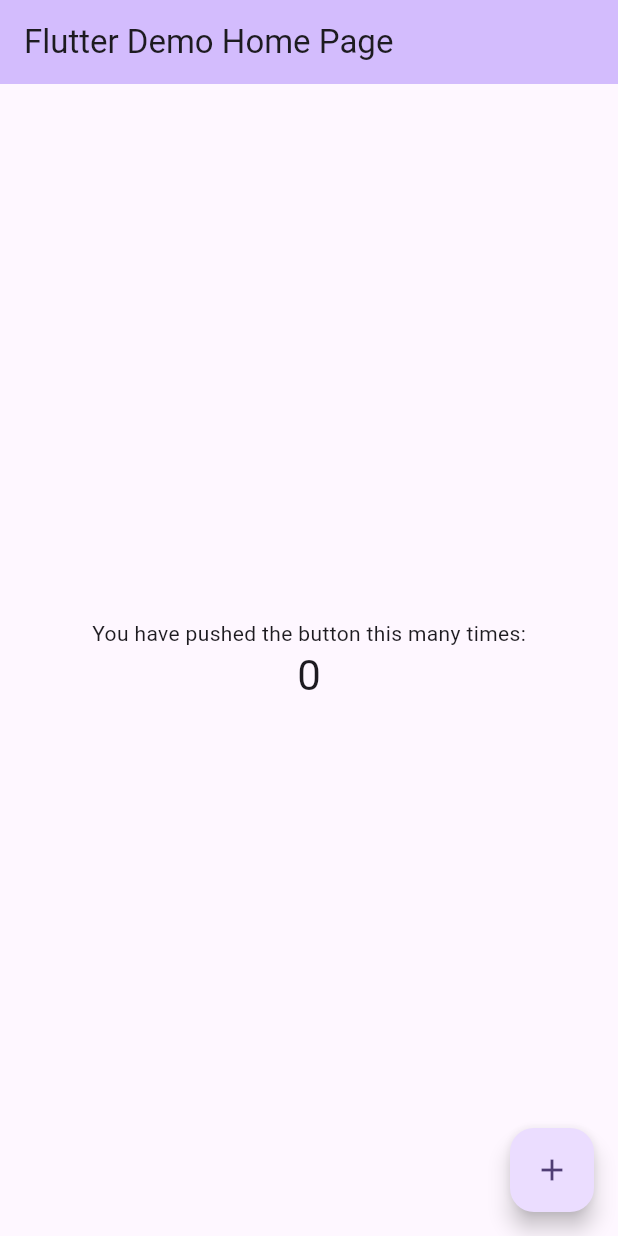
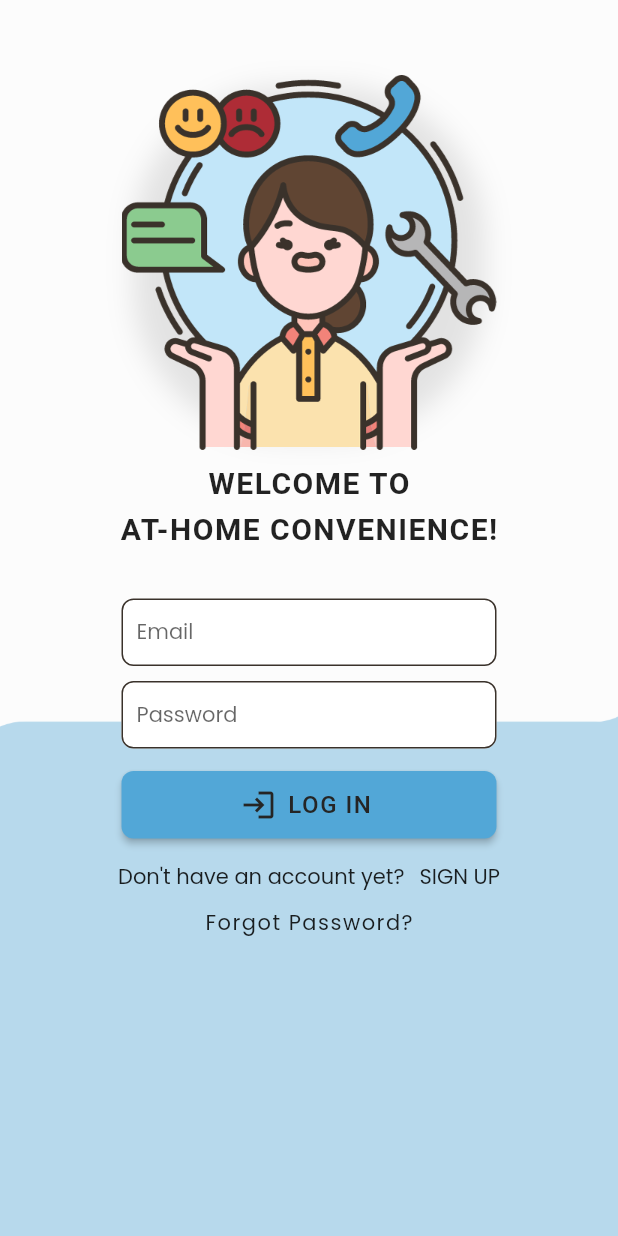
Before and after one commit to JonathanMoralde/home_app, a Flutter app: the screen it shows after launch, on a phone screen of 412 x 824 dp. Run offline on Flutter 3.47's test engine with Material 2 defaults, Android fonts, the phone set to English and light mode, and no system bars; our stand-ins replace google_fonts.

Commit message:
setup + loginscreen

```diff
--- /dev/null
+++ b/lib/authentication/loginscreen.dart
@@ -0,0 +1,149 @@
+import 'package:flutter/material.dart';
+import 'package:home_app/pages/home/home.dart';
+import 'package:home_app/widgets/styledButton.dart';
+import 'package:home_app/widgets/styledTextField.dart';
+
+class LoginScreen extends StatelessWidget {
+  LoginScreen({super.key});
+
+  final emailController = TextEditingController();
+  final passwordController = TextEditingController();
+
+  @override
+  Widget build(BuildContext context) {
+    return Scaffold(
+      body: Stack(
+        children: [
+          Opacity(
+            opacity: 0.4, // Adjust the opacity as needed
+            child: Image.asset(
+              'lib/images/bg2.png', // Replace with your image path
+              fit: BoxFit.cover,
+              width: double.infinity,
+              height: double.infinity,
+            ),
+          ),
+          SafeArea(
+            child: SizedBox(
+              width: double.infinity,
+              child: SingleChildScrollView(
+                child: Column(
+                  mainAxisAlignment: MainAxisAlignment.center,
+                  children: [
+                    const SizedBox(
+                      height: 50,
+                    ),
+                    Container(
+                      decoration: BoxDecoration(
+                        borderRadius: BorderRadius.circular(100),
+                        boxShadow: [
+                          BoxShadow(
+                            color:
+                                Colors.black.withOpacity(0.1), // Shadow color
+                            blurRadius: 15, // Spread of the shadow
+                            spreadRadius: -8,
+                            offset: Offset(0, 0), // Offset in x and y direction
+                          ),
+                        ],
+                      ),
+                      child: Image.asset(
+                        'lib/images/logo.png',
+                        scale: 2,
+                      ),
+                    ),
+                    // TITLE
+                    const SizedBox(
+                      height: 10,
+                    ),
+
+                    Text(
+                      "WELCOME TO",
+                      style: Theme.of(context).textTheme.titleLarge?.merge(
+                            const TextStyle(fontWeight: FontWeight.w600),
+                          ),
+                      // TextStyle(fontSize: 20, fontWeight: FontWeight.w600),
+                    ),
+                    const SizedBox(
+                      height: 8,
+                    ),
+                    Text(
+                      "AT-HOME CONVENIENCE!",
+                      style: Theme.of(context).textTheme.titleLarge?.merge(
+                            const TextStyle(fontWeight: FontWeight.w600),
+                          ),
+                      // TextStyle(fontSize: 20, fontWeight: FontWeight.w600),
+                    )
+                    // Username textfield
+                    ,
+                    const SizedBox(
+                      height: 35,
+                    ),
+                    StyledTextField(
+                      controller: emailController,
+                      hintText: 'Email',
+                      obscureText: false,
+                    ),
+                    // Password textfield
+                    const SizedBox(
+                      height: 10,
+                    ),
+                    StyledTextField(
+                        controller: passwordController,
+                        hintText: "Password",
+                        obscureText: true),
+                    const SizedBox(
+                      height: 15,
+                    ),
+
+                    // Sign in button
+                    StyledButton(
+                      btnText: "LOG IN",
+                      onClick: () {
+                        Navigator.of(context).pushAndRemoveUntil(
+                            MaterialPageRoute(
+                                builder: (BuildContext context) => HomePage()),
+                            (route) => false);
+                      },
+                      btnIcon: const Icon(Icons.login),
+                      btnWidth: 250,
+                    ),
+                    const SizedBox(
+                      height: 15,
+                    ),
+                    Row(
+                      mainAxisAlignment: MainAxisAlignment.center,
+                      children: [
+                        Text("Don't have an account yet?"),
+                        const SizedBox(
+                          width: 10,
+                        ),
+                        Text("SIGN UP")
+                      ],
+                    ),
+                    const SizedBox(
+                      height: 10,
+                    ),
+                    GestureDetector(
+                      onTap: () {},
+                      child: const Text(
+                        "Forgot Password?",
+                        style: TextStyle(letterSpacing: 1),
+                      ),
+                    ),
+                  ],
+                ),
+              ),
+            ),
+          ),
+          // Floating loading indicator
+          // if (isLoading)
+          //   Center(
+          //     child: CircularProgressIndicator(
+          //       color: Color(0xFFE2B563),
+          //     ),
+          //   )
+        ],
+      ),
+    );
+  }
+}
--- a/lib/main.dart
+++ b/lib/main.dart
@@ -1,4 +1,6 @@
 import 'package:flutter/material.dart';
+import 'package:google_fonts/google_fonts.dart';
+import 'package:home_app/authentication/loginscreen.dart';
 
 void main() {
   runApp(const MyApp());
@@ -11,115 +13,31 @@ class MyApp extends StatelessWidget {
   @override
   Widget build(BuildContext context) {
     return MaterialApp(
-      title: 'Flutter Demo',
+      debugShowCheckedModeBanner: false,
+      title: 'Manoy!',
       theme: ThemeData(
-        // This is the theme of your application.
-        //
-        // TRY THIS: Try running your application with "flutter run". You'll see
-        // the application has a blue toolbar. Then, without quitting the app,
-        // try changing the seedColor in the colorScheme below to Colors.green
-        // and then invoke "hot reload" (save your changes or press the "hot
-        // reload" button in a Flutter-supported IDE, or press "r" if you used
-        // the command line to start the app).
-        //
-        // Notice that the counter didn't reset back to zero; the application
-        // state is not lost during the reload. To reset the state, use hot
-        // restart instead.
-        //
-        // This works for code too, not just values: Most code changes can be
-        // tested with just a hot reload.
-        colorScheme: ColorScheme.fromSeed(seedColor: Colors.deepPurple),
-        useMaterial3: true,
+        textTheme: GoogleFonts.poppinsTextTheme().copyWith(
+          bodyLarge: const TextStyle(
+            fontSize: 16,
+            fontWeight: FontWeight.w500,
+          ),
+          titleLarge: const TextStyle(
+              fontSize: 20, letterSpacing: 1, fontWeight: FontWeight.w500),
+        ),
+        appBarTheme: const AppBarTheme(
+          // centerTitle: true,
+          titleTextStyle: TextStyle(
+            fontSize: 20,
+            fontWeight: FontWeight.w500,
+            letterSpacing: 1,
+            color: Color(0xFF252525),
+          ), //w500 is medium
+          color: Colors.white10,
+          iconTheme: IconThemeData(color: Color(0xFF252525)),
+          elevation: 0,
+        ),
       ),
-      home: const MyHomePage(title: 'Flutter Demo Home Page'),
+      home: LoginScreen(),
     );
   }
 }
-
-class MyHomePage extends StatefulWidget {
-  const MyHomePage({super.key, required this.title});
-
-  // This widget is the home page of your application. It is stateful, meaning
-  // that it has a State object (defined below) that contains fields that affect
-  // how it looks.
-
-  // This class is the configuration for the state. It holds the values (in this
-  // case the title) provided by the parent (in this case the App widget) and
-  // used by the build method of the State. Fields in a Widget subclass are
-  // always marked "final".
-
-  final String title;
-
-  @override
-  State<MyHomePage> createState() => _MyHomePageState();
-}
-
-class _MyHomePageState extends State<MyHomePage> {
-  int _counter = 0;
-
-  void _incrementCounter() {
-    setState(() {
-      // This call to setState tells the Flutter framework that something has
-      // changed in this State, which causes it to rerun the build method below
-      // so that the display can reflect the updated values. If we changed
-      // _counter without calling setState(), then the build method would not be
-      // called again, and so nothing would appear to happen.
-      _counter++;
-    });
-  }
-
-  @override
-  Widget build(BuildContext context) {
-    // This method is rerun every time setState is called, for instance as done
-    // by the _incrementCounter method above.
-    //
-    // The Flutter framework has been optimized to make rerunning build methods
-    // fast, so that you can just rebuild anything that needs updating rather
-    // than having to individually change instances of widgets.
-    return Scaffold(
-      appBar: AppBar(
-        // TRY THIS: Try changing the color here to a specific color (to
-        // Colors.amber, perhaps?) and trigger a hot reload to see the AppBar
-        // change color while the other colors stay the same.
-        backgroundColor: Theme.of(context).colorScheme.inversePrimary,
-        // Here we take the value from the MyHomePage object that was created by
-        // the App.build method, and use it to set our appbar title.
-        title: Text(widget.title),
-      ),
-      body: Center(
-        // Center is a layout widget. It takes a single child and positions it
-        // in the middle of the parent.
-        child: Column(
-          // Column is also a layout widget. It takes a list of children and
-          // arranges them vertically. By default, it sizes itself to fit its
-          // children horizontally, and tries to be as tall as its parent.
-          //
-          // Column has various properties to control how it sizes itself and
-          // how it positions its children. Here we use mainAxisAlignment to
-          // center the children vertically; the main axis here is the vertical
-          // axis because Columns are vertical (the cross axis would be
-          // horizontal).
-          //
-          // TRY THIS: Invoke "debug painting" (choose the "Toggle Debug Paint"
-          // action in the IDE, or press "p" in the console), to see the
-          // wireframe for each widget.
-          mainAxisAlignment: MainAxisAlignment.center,
-          children: <Widget>[
-            const Text(
-              'You have pushed the button this many times:',
-            ),
-            Text(
-              '$_counter',
-              style: Theme.of(context).textTheme.headlineMedium,
-            ),
-          ],
-        ),
-      ),
-      floatingActionButton: FloatingActionButton(
-        onPressed: _incrementCounter,
-        tooltip: 'Increment',
-        child: const Icon(Icons.add),
-      ), // This trailing comma makes auto-formatting nicer for build methods.
-    );
-  }
-}
--- /dev/null
+++ b/lib/pages/home/home.dart
@@ -0,0 +1,29 @@
+import 'package:flutter/material.dart';
+import 'package:home_app/widgets/searchPage.dart';
+
+class HomePage extends StatelessWidget {
+  const HomePage({super.key});
+
+  @override
+  Widget build(BuildContext context) {
+    return Scaffold(
+      appBar: AppBar(
+        title: const Text("At-Home Convenience"),
+        backgroundColor: Color(0xFF52A7D7),
+        actions: [
+          IconButton(
+            onPressed: () {
+              Navigator.of(context).push(
+                MaterialPageRoute(builder: (BuildContext context) {
+                  return SearchPage();
+                }),
+              );
+            },
+            icon: const Icon(Icons.search),
+          )
+        ],
+      ),
+      body: Container(),
+    );
+  }
+}
--- /dev/null
+++ b/lib/widgets/searchPage.dart
@@ -0,0 +1,59 @@
+import 'package:flutter/material.dart';
+
+class SearchPage extends StatefulWidget {
+  SearchPage({Key? key}) : super(key: key);
+
+  @override
+  _SearchPageState createState() => _SearchPageState();
+}
+
+class _SearchPageState extends State<SearchPage> {
+  // ... inside your _SearchPageState class
+
+  final searchController = TextEditingController();
+  List<Map<String, dynamic>> searchResults = [];
+
+  // Method to perform search based on user input
+
+  @override
+  Widget build(BuildContext context) {
+    return Scaffold(
+      appBar: AppBar(
+        title: Container(
+          width: double.infinity,
+          height: 40,
+          decoration: BoxDecoration(
+            color: Colors.white,
+            borderRadius: BorderRadius.circular(8),
+          ),
+          child: Center(
+            child: TextField(
+              controller: searchController,
+              onChanged: (string) {},
+              decoration: InputDecoration(
+                hintText: "Search...",
+                border: InputBorder.none,
+                prefixIcon: const Icon(Icons.search),
+                suffixIcon: IconButton(
+                  onPressed: () {
+                    searchController.clear();
+                  },
+                  icon: Icon(
+                    Icons.clear,
+                  ),
+                ),
+              ),
+            ),
+          ),
+        ),
+      ),
+      body: SafeArea(
+        child: SingleChildScrollView(
+          child: Column(
+            children: [],
+          ),
+        ),
+      ),
+    );
+  }
+}
--- /dev/null
+++ b/lib/widgets/styledButton.dart
@@ -0,0 +1,86 @@
+import 'package:flutter/material.dart';
+
+//this button can take 4 parameters, btnText & onClick is required
+// example1:   StyleButton(btnText: "Test", onClick: (){})
+// example2:   StyleButton(btnText: "Test", onClick: (){}, btnIcon: Icon(Icons.login), btnWidth: 250)
+// 250 is the default width
+
+class StyledButton extends StatelessWidget {
+  final String btnText;
+  final Function()? onClick;
+  final dynamic btnIcon;
+  final double? btnWidth;
+  final double? btnHeight;
+  final dynamic btnColor;
+  final bool? noShadow;
+  final String? secondText;
+  final dynamic borderRadius;
+
+  const StyledButton({
+    super.key,
+    required this.btnText,
+    required this.onClick,
+    this.btnIcon,
+    this.btnWidth,
+    this.btnHeight,
+    this.btnColor,
+    this.noShadow,
+    this.secondText,
+    this.borderRadius,
+  });
+
+  @override
+  Widget build(BuildContext context) {
+    // BUTTON WITH ICON
+    if (btnIcon != null) {
+      return SizedBox(
+        height: btnHeight ?? 45,
+        width: btnWidth,
+        child: ElevatedButton.icon(
+          onPressed: onClick,
+          style: ElevatedButton.styleFrom(
+            // fixedSize: const Size(250, 32),
+            elevation: noShadow == true ? 0 : 2,
+            shape: RoundedRectangleBorder(
+                borderRadius: borderRadius ?? BorderRadius.circular(8)),
+            backgroundColor: btnColor ?? const Color(0xFF52A7D7),
+            foregroundColor: const Color.fromARGB(255, 37, 37, 37),
+            textStyle: const TextStyle(
+                letterSpacing: 1, fontWeight: FontWeight.w500, fontSize: 16),
+          ),
+          icon: btnIcon,
+          label: secondText != null
+              ? Row(
+                  mainAxisAlignment: MainAxisAlignment.spaceBetween,
+                  children: [Text(btnText), Text(secondText!)],
+                )
+              : Text(btnText),
+        ),
+      );
+    } else {
+      // BUTTON WITHOUT ICON
+      return SizedBox(
+        height: btnHeight ?? 45,
+        width: btnWidth,
+        child: ElevatedButton(
+          onPressed: onClick,
+          style: ElevatedButton.styleFrom(
+            // fixedSize: const Size(250, 32),
+            elevation: noShadow == true ? 0 : 2,
+
+            shape: RoundedRectangleBorder(
+                borderRadius: borderRadius ?? BorderRadius.circular(8)),
+            backgroundColor: btnColor ?? const Color(0xff52A7D7),
+            foregroundColor: const Color.fromARGB(255, 37, 37, 37),
+            textStyle: const TextStyle(
+                letterSpacing: 1, fontWeight: FontWeight.w500, fontSize: 16),
+          ),
+          child: Text(
+            btnText,
+            overflow: TextOverflow.ellipsis,
+          ),
+        ),
+      );
+    }
+  }
+}
--- /dev/null
+++ b/lib/widgets/styledTextfield.dart
@@ -0,0 +1,59 @@
+import 'package:flutter/material.dart';
+
+class StyledTextField extends StatelessWidget {
+  final controller; //for accessing the textField value
+  final String hintText; //dynamic label or hint
+  final bool obscureText; //true = for password
+  final dynamic keyboardType;
+  final double? height;
+
+  const StyledTextField({
+    super.key,
+    required this.controller,
+    required this.hintText,
+    required this.obscureText,
+    this.keyboardType,
+    this.height,
+  });
+
+  @override
+  Widget build(BuildContext context) {
+    return SizedBox(
+      height: height ?? 45,
+      width: 250,
+      child: TextField(
+        keyboardType: keyboardType ?? TextInputType.text,
+        style: const TextStyle(fontSize: 14.0),
+        controller: controller, //controller
+        obscureText: obscureText, //obscureText
+        cursorColor: const Color(0xFF252525),
+        decoration: InputDecoration(
+          contentPadding:
+              const EdgeInsets.only(bottom: 16, left: 10, right: 10),
+          hintText: hintText, //hintText
+          filled: true,
+          fillColor: Colors.white,
+          border: InputBorder.none, // To remove the default border
+          // ENABLED BORDER
+          enabledBorder: const OutlineInputBorder(
+            borderRadius: BorderRadius.all(
+              Radius.circular(8),
+            ),
+            borderSide: BorderSide(
+              color: Color(0xFF3A322B),
+            ),
+          ),
+          // FOCUSED BORDER
+          focusedBorder: const OutlineInputBorder(
+            borderRadius: BorderRadius.all(
+              Radius.circular(8),
+            ),
+            borderSide: BorderSide(
+              color: Color(0xFF3A322B),
+            ),
+          ),
+        ),
+      ),
+    );
+  }
+}
```
Also changed, not shown: pubspec.yaml (+7 -7 lines), lib/images/bg.png (added), lib/images/bg2.png (added), lib/images/logo.png (added), pubspec.lock, 1 other file.
